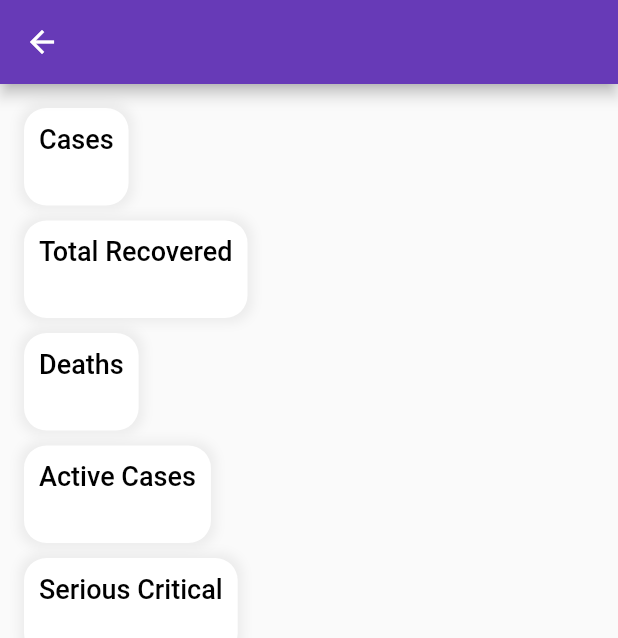
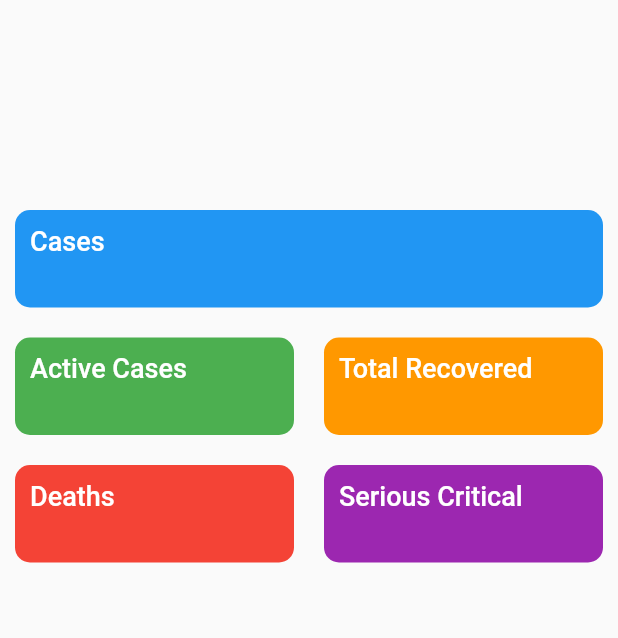
Before and after one commit to purbashis/COVID19_TrackerAPP, a Flutter app: the CountryDetails screen opened directly with empty values, on a phone screen of 412 x 824 dp. Shown: the top 638 px of the screen. Run offline on Flutter 3.47's test engine with Material 2 defaults, Android fonts, the phone set to English and light mode, and no system bars; network calls fail.

Commit message:
miner changes in UI

```diff
--- a/lib/tabs/country_tab.dart
+++ b/lib/tabs/country_tab.dart
@@ -67,6 +67,7 @@ class _CountryTabState extends State<CountryTab> {
         ],
       ),
       body: Center(
+
         child: ElevatedButton(
           onPressed: () async {
             // Example usage of getCountryData
@@ -76,11 +77,12 @@ class _CountryTabState extends State<CountryTab> {
           },
           child: const Text('Load Country Data'),
         ),
+
       ),
+
     );
   }
 }
-
 
 class CountrySearch extends SearchDelegate<String> {
   final List<Country> countries;
@@ -165,6 +167,18 @@ class CountrySearch extends SearchDelegate<String> {
   }
 }
 
+
+
+
+
+
+
+
+
+
+
+
+
 class CountryDetails extends StatelessWidget {
   final Country country;
 
@@ -172,41 +186,85 @@ class CountryDetails extends StatelessWidget {
 
   @override
   Widget build(BuildContext context) {
+    // return Scaffold(
+    //   appBar: AppBar(
+    //     title: Text(country.countryName),
+    //   ),
+    //   body: Padding(
+
+    //     padding: const EdgeInsets.all(16.0),
+    //     child: Column(
+    //       crossAxisAlignment: CrossAxisAlignment.start,
+    //       children: [
+    //         buildDetailBox('Cases', country.cases),
+    //         buildDetailBox('Total Recovered', country.totalRecovered),
+    //         buildDetailBox('Deaths', country.deaths),
+    //         buildDetailBox('Active Cases', country.activeCases),
+    //         buildDetailBox('Serious Critical', country.seriousCritical),
+    //       ],
+    //     ),
+    //   ),
+    // );
+
     return Scaffold(
-      appBar: AppBar(
-        title: Text(country.countryName),
-      ),
-      body: Padding(
-        padding: const EdgeInsets.all(16.0),
-        child: Column(
-          crossAxisAlignment: CrossAxisAlignment.start,
-          children: [
-            buildDetailBox('Cases', country.cases),
-            buildDetailBox('Total Recovered', country.totalRecovered),
-            buildDetailBox('Deaths', country.deaths),
-            buildDetailBox('Active Cases', country.activeCases),
-            buildDetailBox('Serious Critical', country.seriousCritical),
-          ],
-        ),
+      body: Column(
+        crossAxisAlignment: CrossAxisAlignment.center,
+        children: [
+          Padding(
+            padding: const EdgeInsets.all(16.0),
+            child: Text(
+              country.countryName,
+              style: const TextStyle(fontSize: 24, fontWeight: FontWeight.bold),
+            ),
+          ),
+          const SizedBox(
+            height: 70,
+          ),
+          Row(
+            mainAxisAlignment: MainAxisAlignment.spaceEvenly,
+            children: [
+              Expanded(
+                child: buildDetailBox('Cases', country.cases, Colors.blue),
+              ),
+            ],
+          ),
+          Row(
+            mainAxisAlignment: MainAxisAlignment.spaceEvenly,
+            children: [
+              Expanded(
+                child: buildDetailBox(
+                    'Active Cases', country.activeCases, Colors.green),
+              ),
+              Expanded(
+                child: buildDetailBox(
+                    'Total Recovered', country.totalRecovered, Colors.orange),
+              ),
+            ],
+          ),
+          Row(
+            mainAxisAlignment: MainAxisAlignment.spaceBetween,
+            children: [
+              Expanded(
+                child: buildDetailBox('Deaths', country.deaths, Colors.red),
+              ),
+              Expanded(
+                child: buildDetailBox(
+                    'Serious Critical', country.seriousCritical, Colors.purple),
+              ),
+            ],
+          ),
+        ],
       ),
     );
   }
 
-  Widget buildDetailBox(String title, String value) {
+  Widget buildDetailBox(String title, String value, Color color) {
     return Container(
-      margin: const EdgeInsets.only(bottom: 10),
+      margin: const EdgeInsets.all(10),
       padding: const EdgeInsets.all(10),
-      decoration: BoxDecoration(
-        color: Colors.white,
-        borderRadius: BorderRadius.circular(15),
-        boxShadow: [
-          BoxShadow(
-            color: Colors.grey.withOpacity(0.15),
-            spreadRadius: 3,
-            blurRadius: 5,
-            offset: const Offset(0, 0),
-          ),
-        ],
+       decoration: BoxDecoration(
+        color: color,
+        borderRadius: BorderRadius.circular(10),
       ),
       child: Column(
         crossAxisAlignment: CrossAxisAlignment.start,
@@ -214,7 +272,7 @@ class CountryDetails extends StatelessWidget {
           Text(
             title,
             style: const TextStyle(
-              color: Colors.black,
+              color: Colors.white,
               fontSize: 18,
               fontWeight: FontWeight.w500,
             ),
@@ -223,7 +281,7 @@ class CountryDetails extends StatelessWidget {
           Text(
             value,
             style: const TextStyle(
-              color: Colors.black,
+              color: Colors.white,
               fontSize: 16,
             ),
           ),
```
